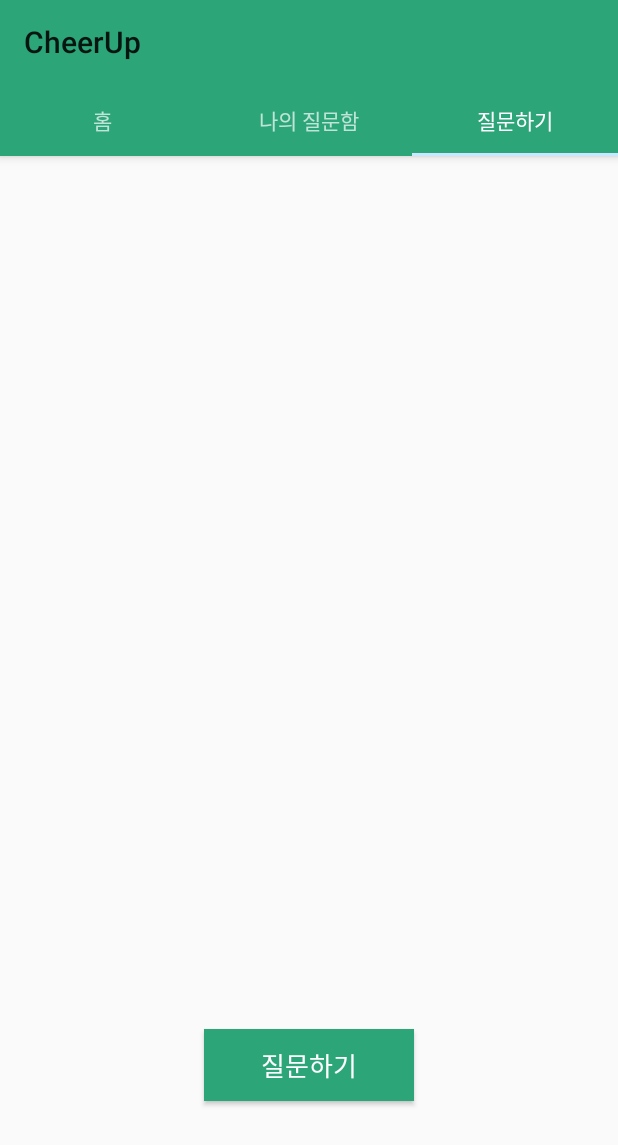
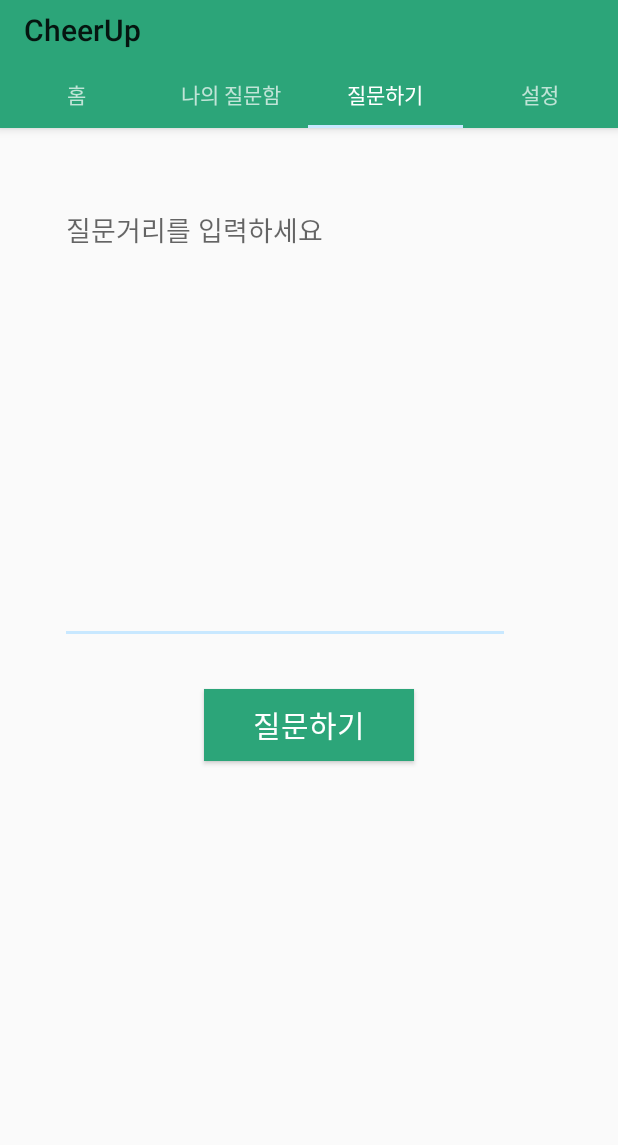
Before and after one commit to BaeJoonguk/cheerup, an Android app: the MainActivity screen opened directly, with no data from a screen before it, tab 3 chosen, on a phone screen of 412 x 824 dp. Shown: the top 1145 px of the screen. Run offline under Robolectric (Android 15) with nearby library versions, the phone set to English and light mode, and no system bars.

```diff
--- a/cheerup_android/app/src/main/java/com/example/user/cheerup/Activity/MainActivity.java
+++ b/cheerup_android/app/src/main/java/com/example/user/cheerup/Activity/MainActivity.java
@@ -8,6 +8,7 @@ import android.support.v7.app.AppCompatActivity;
 import android.support.v7.widget.Toolbar;
 
 import com.example.user.cheerup.Fragment.MyQFragment;
+import com.example.user.cheerup.Fragment.SettingFragment;
 import com.example.user.cheerup.Fragment.WriteQFragment;
 import com.example.user.cheerup.R;
 import com.example.user.cheerup.Fragment.MainFragment;
@@ -41,6 +42,7 @@ public class MainActivity extends AppCompatActivity {
         adapter.addPage(new MainFragment());
         adapter.addPage(new MyQFragment());
         adapter.addPage(new WriteQFragment());
+        adapter.addPage(new SettingFragment());
 
         //set adpapter to pager
         pager.setAdapter(adapter);
--- /dev/null
+++ b/cheerup_android/app/src/main/java/com/example/user/cheerup/Fragment/SettingFragment.java
@@ -0,0 +1,28 @@
+package com.example.user.cheerup.Fragment;
+
+import android.content.Intent;
+import android.os.Bundle;
+import android.support.v4.app.Fragment;
+import android.view.LayoutInflater;
+import android.view.View;
+import android.view.ViewGroup;
+import android.widget.Button;
+
+import com.example.user.cheerup.Activity.SettingActivity;
+import com.example.user.cheerup.R;
+
+/**
+ * Created by user on 2017-01-18.
+ */
+
+public class SettingFragment extends Fragment {
+
+    public SettingFragment() {
+    }
+        //set Tab title for main_fragment
+        @Override
+        public String toString () {
+            return "설정";
+        }
+
+    }
--- a/cheerup_android/app/src/main/java/com/example/user/cheerup/Fragment/WriteQFragment.java
+++ b/cheerup_android/app/src/main/java/com/example/user/cheerup/Fragment/WriteQFragment.java
@@ -1,6 +1,7 @@
 package com.example.user.cheerup.Fragment;
 
 
+import android.content.Context;
 import android.content.Intent;
 import android.os.Bundle;
 import android.support.v4.app.Fragment;
@@ -8,7 +9,9 @@ import android.view.LayoutInflater;
 import android.view.View;
 import android.view.ViewGroup;
 import android.widget.Button;
+import android.widget.Toast;
 
+import com.example.user.cheerup.Activity.MainActivity;
 import com.example.user.cheerup.Activity.WriteQActivity;
 import com.example.user.cheerup.R;
 
@@ -38,7 +41,8 @@ public class WriteQFragment extends Fragment {
 
             @Override
             public void onClick(View v){
-                Intent intent=new Intent(getActivity(), WriteQActivity.class);
+                Intent intent=new Intent(getActivity(), MainActivity.class);
+                //Toast.makeText(,"질문등록 완료", Toast.LENGTH_SHORT).show();
                 startActivity(intent);
                 getActivity().finish();
             }
--- a/cheerup_android/app/src/main/java/com/example/user/cheerup/GetnSet/MainFragListItem.java
+++ b/cheerup_android/app/src/main/java/com/example/user/cheerup/GetnSet/MainFragListItem.java
@@ -9,12 +9,19 @@ public class MainFragListItem {
     //private int Qid;
     private String Qcontent;
     //private String sender;
+    private int pros_count=0;
+    private int cons_count=0;
 
-    public MainFragListItem(String qcontent) {
 
-        this.Qcontent = qcontent;
+    public int getPros_count() {return pros_count;}
 
-    }
+    public void setPros_count(int pros_count) {this.pros_count = pros_count;}
+
+    public int getCons_count() {return cons_count;}
+
+    public void setCons_count(int cons_count) {this.cons_count = cons_count;}
+
+    public MainFragListItem(String qcontent) {this.Qcontent = qcontent;}
 
    // public int getQidr() {return Qid;}
 
@@ -24,9 +31,7 @@ public class MainFragListItem {
 
     //public void setsender(String sender) {this.sender = sender;}
 
-    public String getQcontent() {
-        return Qcontent;
-    }
+    public String getQcontent() {return Qcontent;}
 
     public void setQcontent(String content) {
         this.Qcontent = Qcontent;
--- a/cheerup_android/app/src/main/java/com/example/user/cheerup/adapter/MainFragAdapter.java
+++ b/cheerup_android/app/src/main/java/com/example/user/cheerup/adapter/MainFragAdapter.java
@@ -1,15 +1,19 @@
 package com.example.user.cheerup.adapter;
 
 import android.content.Context;
+import android.content.Intent;
 import android.support.v4.app.FragmentActivity;
 import android.support.v7.widget.RecyclerView;
 import android.view.LayoutInflater;
 import android.view.View;
 import android.view.ViewGroup;
+import android.view.animation.Animation;
+import android.view.animation.AnimationUtils;
 import android.widget.ImageButton;
 import android.widget.TextView;
 import android.widget.Toast;
 
+import com.example.user.cheerup.Activity.CardDetail_Activity;
 import com.example.user.cheerup.GetnSet.MainFragListItem;
 import com.example.user.cheerup.GetnSet.MyQFragListItem;
 import com.example.user.cheerup.R;
@@ -41,17 +45,37 @@ public class MainFragAdapter extends RecyclerView.Adapter<MainViewHolder> {
 
     //bind data to views
     @Override
-    public void onBindViewHolder(MainViewHolder holder, int position) {
+    public void onBindViewHolder(MainViewHolder holder, final int position) {
         MainFragListItem item = listData.get(position);
        // holder.sender.setText(item.getsender());
         holder.question.setText(item.getQcontent());
-        //holder.pros_button.setImage(item.getImage)
 
-        //listener
+        //버튼 애니메이션션
+       final Animation animScale= AnimationUtils.loadAnimation(c,R.anim.scale);
+
+        //찬반button
+        holder.pros_button.setOnClickListener(new View.OnClickListener() {
+            @Override
+            public void onClick(View v) {
+                v.startAnimation(animScale);
+                Toast.makeText(c, "찬성합니다", Toast.LENGTH_SHORT).show();
+            }
+
+        });
+        holder.cons_button.setOnClickListener(new View.OnClickListener() {
+            @Override
+            public void onClick(View v) {
+                v.startAnimation(animScale);
+                Toast.makeText(c, "반대합니다", Toast.LENGTH_SHORT).show();
+            }
+
+        });
+
+        //listener--card 누르면인가?
         holder.setItemClickListener(new ItemClickListener() {
             @Override
             public void onItemClick(View v, int pos) {
-                //Toast.makeText(c, listData.get(pos).getsender(), Toast.LENGTH_SHORT).show();
+                //Toast.makeText(c, "찬성"+listData.get(pos).getPros_count()+"개", Toast.LENGTH_SHORT).show();
             }
         });
 
--- a/cheerup_android/app/src/main/java/com/example/user/cheerup/adapter/MainViewHolder.java
+++ b/cheerup_android/app/src/main/java/com/example/user/cheerup/adapter/MainViewHolder.java
@@ -1,7 +1,10 @@
 package com.example.user.cheerup.adapter;
 
+import android.support.v7.widget.CardView;
 import android.support.v7.widget.RecyclerView;
 import android.view.View;
+import android.view.animation.Animation;
+import android.view.animation.AnimationUtils;
 import android.widget.ImageButton;
 import android.widget.TextView;
 
@@ -18,15 +21,17 @@ public class  MainViewHolder extends RecyclerView.ViewHolder implements View.OnC
     ImageButton pros_button; //찬
     ImageButton cons_button; //반
     ItemClickListener itemClickListener;
+    View container;
 
 
     public MainViewHolder(View itemView) {
         super(itemView);
 
+
         question = (TextView) itemView.findViewById(R.id.mainQ_text);
         pros_button = (ImageButton) itemView.findViewById(R.id.pros_button);
         cons_button = (ImageButton) itemView.findViewById(R.id.cons_button);
-        //container=itemView.findViewById(R.id.cont_Mymail_root);
+        container=(View) itemView.findViewById(R.id.maincard_container);
 
         itemView.setOnClickListener(this);
     }
--- /dev/null
+++ b/cheerup_android/app/src/main/res/anim/scale.xml
@@ -0,0 +1,14 @@
+<?xml version="1.0" encoding="utf-8"?>
+<set xmlns:android="http://schemas.android.com/apk/res/android"
+    android:interpolator="@android:anim/linear_interpolator">
+    <scale
+        android:fromXScale="1.0"
+        android:toXScale="1.3"
+        android:fromYScale="1.0"
+        android:toYScale="1.3"
+        android:pivotX="50%"
+        android:pivotY="50%"
+        android:duration="100"
+        android:repeatCount="1"
+        android:repeatMode="reverse" />
+</set>
--- a/cheerup_android/app/src/main/res/layout/activity_main.xml
+++ b/cheerup_android/app/src/main/res/layout/activity_main.xml
@@ -15,7 +15,7 @@
     <android.support.v7.widget.Toolbar
         xmlns:android="http://schemas.android.com/apk/res/android"
         android:layout_width="match_parent"
-        android:layout_height="?attr/actionBarSize"
+        android:layout_height="40dp"
         android:background="?attr/colorPrimary"
         android:id="@+id/mtoolbar"
         android:theme="@style/MyMaterialTheme.PopupOverlay"
@@ -24,7 +24,7 @@
         <android.support.design.widget.TabLayout
             android:id="@+id/mtab_layout"
             android:layout_width="match_parent"
-            android:layout_height="wrap_content"
+            android:layout_height="45dp"
             />
 
     </android.support.design.widget.AppBarLayout>
--- /dev/null
+++ b/cheerup_android/app/src/main/res/layout/setting_frag.xml
@@ -0,0 +1,6 @@
+<?xml version="1.0" encoding="utf-8"?>
+<LinearLayout xmlns:android="http://schemas.android.com/apk/res/android"
+    android:layout_width="match_parent"
+    android:layout_height="match_parent">
+
+</LinearLayout>
--- a/cheerup_android/app/src/main/res/layout/writeq_frag.xml
+++ b/cheerup_android/app/src/main/res/layout/writeq_frag.xml
@@ -1,17 +1,33 @@
 <?xml version="1.0" encoding="utf-8"?>
-<RelativeLayout xmlns:android="http://schemas.android.com/apk/res/android"
+<LinearLayout xmlns:android="http://schemas.android.com/apk/res/android"
     android:layout_width="match_parent"
-    android:layout_height="match_parent">
+    android:layout_height="match_parent"
+    android:orientation="vertical">
+
+    <EditText
+        android:layout_width="300dp"
+        android:layout_height="300dp"
+        android:layout_marginLeft="40dp"
+        android:layout_marginBottom="30dp"
+        android:gravity="top"
+        android:ems="10"
+        android:hint="질문거리를 입력하세요"
+        android:layout_marginTop="44dp"
+        android:id="@+id/Q_editText"
+        android:layout_alignParentTop="true"
+        android:layout_centerHorizontal="true"
+        android:inputType="none" />
 
     <Button
         android:text="질문하기"
         android:layout_width="140dp"
         android:layout_height="wrap_content"
-        android:layout_marginBottom="90dp"
         android:background="@color/colorPrimary"
         android:textColor="@color/textColorPrimary"
         android:id="@+id/write_button"
-        android:textSize="17sp"
+        android:textSize="20sp"
+        android:layout_gravity="center"
         android:layout_alignParentBottom="true"
         android:layout_centerHorizontal="true" />
-</RelativeLayout>
+
+</LinearLayout>
```
Also changed, not shown: cheerup_android/app/src/main/AndroidManifest.xml (+12 -16 lines), cheerup_android/app/src/main/java/com/example/user/cheerup/Activity/CardDetail_Activity.java (added, +15 -0 lines), cheerup_android/app/src/main/java/com/example/user/cheerup/Activity/SettingActivity.java (added, +8 -0 lines), cheerup_android/app/src/main/java/com/example/user/cheerup/Activity/WriteQActivity.java (+6 -21 lines), cheerup_android/app/src/main/res/layout/activity_card_detail_.xml (added, +110 -0 lines), cheerup_android/app/src/main/res/layout/activity_write_question.xml (deleted, +0 -53 lines), cheerup_android/app/src/main/res/layout/main_card.xml (+7 -6 lines), cheerup_android/app/src/main/res/layout/main_frag.xml (+5 -10 lines), cheerup_android/app/src/main/res/layout/my_card.xml (+3 -7 lines).
